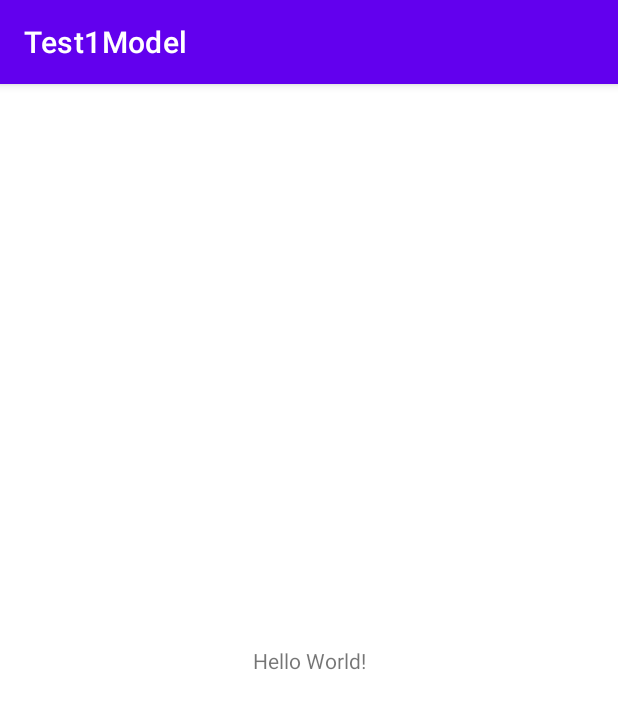
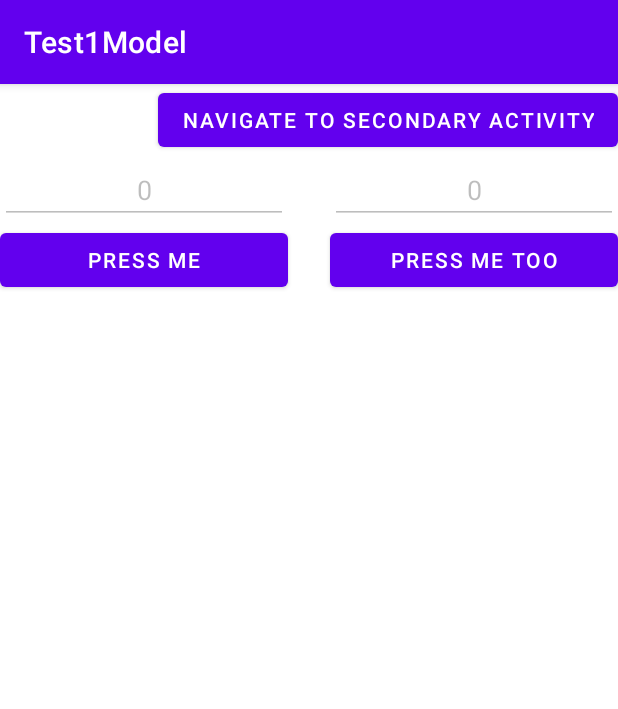
Before and after one commit to gabicocu/Test1Model, an Android app: the screen it shows after launch (MainActivity before the commit, Test1ModelMainActivity after it), on a phone screen of 412 x 824 dp. Shown: the top 709 px of the screen. Run offline under Robolectric (Android 15) with nearby library versions, the phone set to English and light mode, and no system bars.

Commit message:
added full implementation

```diff
--- /dev/null
+++ b/Test1Model/app/src/main/java/ro/pub/cs/systems/eim/test1model/Constants.java
@@ -0,0 +1,27 @@
+package ro.pub.cs.systems.eim.test1model;
+
+public interface Constants {
+
+    final public static String LEFT_COUNT = "leftCount";
+    final public static String RIGHT_COUNT = "rightCount";
+
+    final public static String NUMBER_OF_CLICKS = "numberOfClicks";
+    final public static int SECONDARY_ACTIVITY_REQUEST_CODE = 1;
+
+    final public static String FIRST_NUMBER = "firstNumber";
+    final public static String SECOND_NUMBER = "secondNumber";
+
+    final public static String[] actionTypes = {
+            "ro.pub.cs.systems.eim.test1model.arithmeticmean",
+            "ro.pub.cs.systems.eim.test1model.geometricmean"
+    };
+
+    final public static int NUMBER_OF_CLICKS_THRESHOLD = 5;
+    final public static int SERVICE_STOPPED = 0;
+    final public static int SERVICE_STARTED = 1;
+
+    final public static String PROCESSING_THREAD_TAG = "[Processing Thread]";
+
+    final public static String BROADCAST_RECEIVER_EXTRA = "message";
+    final public static String BROADCAST_RECEIVER_TAG = "[Message]";
+}
--- a/Test1Model/app/src/main/java/ro/pub/cs/systems/eim/test1model/MainActivity.java
+++ /dev/null
@@ -1,14 +0,0 @@
-package ro.pub.cs.systems.eim.test1model;
-
-import androidx.appcompat.app.AppCompatActivity;
-
-import android.os.Bundle;
-
-public class MainActivity extends AppCompatActivity {
-
-    @Override
-    protected void onCreate(Bundle savedInstanceState) {
-        super.onCreate(savedInstanceState);
-        setContentView(R.layout.activity_main);
-    }
-}
--- /dev/null
+++ b/Test1Model/app/src/main/java/ro/pub/cs/systems/eim/test1model/Test1ModelMainActivity.java
@@ -0,0 +1,166 @@
+package ro.pub.cs.systems.eim.test1model;
+
+import androidx.appcompat.app.AppCompatActivity;
+
+import android.content.BroadcastReceiver;
+import android.content.Context;
+import android.content.Intent;
+import android.content.IntentFilter;
+import android.os.Bundle;
+import android.util.Log;
+import android.view.View;
+import android.widget.Button;
+import android.widget.EditText;
+import android.widget.Toast;
+
+public class Test1ModelMainActivity extends AppCompatActivity {
+
+    private EditText leftEditText;
+    private EditText rightEditText;
+    private Button pressMeButton, pressMeTooButton;
+    private Button navigateToSecondaryActivityButton;
+
+    private int serviceStatus = Constants.SERVICE_STOPPED;
+
+    private IntentFilter intentFilter = new IntentFilter();
+
+    private MessageBroadcastReceiver messageBroadcastReceiver = new MessageBroadcastReceiver();
+    private class MessageBroadcastReceiver extends BroadcastReceiver {
+        @Override
+        public void onReceive(Context context, Intent intent) {
+            Log.d(Constants.BROADCAST_RECEIVER_TAG, intent.getStringExtra(Constants.BROADCAST_RECEIVER_EXTRA));
+
+
+            Toast t = Toast.makeText(getApplicationContext(),
+                    "Toast message " + intent.getStringExtra(Constants.BROADCAST_RECEIVER_EXTRA),
+                    Toast.LENGTH_LONG);
+            t.show();
+
+        }
+    }
+
+    @Override
+    protected void onCreate(Bundle savedInstanceState) {
+        super.onCreate(savedInstanceState);
+        setContentView(R.layout.activity_model_test1_main);
+
+        leftEditText = (EditText) findViewById(R.id.left_edit_text);
+        rightEditText = (EditText) findViewById(R.id.right_edit_text);
+
+        pressMeButton = (Button) findViewById(R.id.press_me_button);
+        pressMeTooButton = (Button) findViewById(R.id.press_me_too_button);
+
+        navigateToSecondaryActivityButton = (Button) findViewById(R.id.navigate_to_secondary_activity_button);
+
+        leftEditText.setText(String.valueOf(0));
+        rightEditText.setText(String.valueOf(0));
+
+        pressMeButton.setOnClickListener(new View.OnClickListener() {
+            @Override
+            public void onClick(View view) {
+                int leftNumberOfClicks = Integer.valueOf(leftEditText.getText().toString());
+                int rightNumberOfClicks = Integer.valueOf(rightEditText.getText().toString());
+                leftNumberOfClicks++;
+                leftEditText.setText(String.valueOf(leftNumberOfClicks));
+
+                // service start activation
+                if (leftNumberOfClicks + rightNumberOfClicks > Constants.NUMBER_OF_CLICKS_THRESHOLD
+                        && serviceStatus == Constants.SERVICE_STOPPED) {
+                    Intent intent = new Intent(getApplicationContext(), Test1ModelService.class);
+                    intent.putExtra(Constants.FIRST_NUMBER, leftNumberOfClicks);
+                    intent.putExtra(Constants.SECOND_NUMBER, rightNumberOfClicks);
+                    getApplicationContext().startService(intent);
+                    serviceStatus = Constants.SERVICE_STARTED;
+                }
+
+            }
+        });
+
+        pressMeTooButton.setOnClickListener(new View.OnClickListener() {
+            @Override
+            public void onClick(View view) {
+                int rightNumberOfClicks = Integer.valueOf(rightEditText.getText().toString());
+                int leftNumberOfClicks = Integer.valueOf(leftEditText.getText().toString());
+                rightNumberOfClicks++;
+                rightEditText.setText(String.valueOf(rightNumberOfClicks));
+
+                // service start activation
+                if (leftNumberOfClicks + rightNumberOfClicks > Constants.NUMBER_OF_CLICKS_THRESHOLD
+                        && serviceStatus == Constants.SERVICE_STOPPED) {
+                    Intent intent = new Intent(getApplicationContext(), Test1ModelService.class);
+                    intent.putExtra(Constants.FIRST_NUMBER, leftNumberOfClicks);
+                    intent.putExtra(Constants.SECOND_NUMBER, rightNumberOfClicks);
+                    getApplicationContext().startService(intent);
+                    serviceStatus = Constants.SERVICE_STARTED;
+                }
+            }
+        });
+
+        navigateToSecondaryActivityButton.setOnClickListener(new View.OnClickListener() {
+            @Override
+            public void onClick(View view) {
+                Intent intent = new Intent(getApplicationContext(), Test1ModelSecondActivity.class);
+                int numberOfClicks = Integer.parseInt(leftEditText.getText().toString()) +
+                        Integer.parseInt(rightEditText.getText().toString());
+                intent.putExtra(Constants.NUMBER_OF_CLICKS, numberOfClicks);
+                startActivityForResult(intent, Constants.SECONDARY_ACTIVITY_REQUEST_CODE);
+            }
+        });
+
+
+        for (int index = 0; index < Constants.actionTypes.length; index++) {
+            intentFilter.addAction(Constants.actionTypes[index]);
+        }
+
+    }
+
+    @Override
+    protected void onResume() {
+        super.onResume();
+        registerReceiver(messageBroadcastReceiver, intentFilter);
+    }
+
+    @Override
+    protected void onPause() {
+        unregisterReceiver(messageBroadcastReceiver);
+        super.onPause();
+    }
+
+    @Override
+    protected void onDestroy() {
+        Intent intent = new Intent(this, Test1ModelService.class);
+        stopService(intent);
+        super.onDestroy();
+    }
+
+
+    @Override
+    public void onSaveInstanceState(Bundle savedInstanceState) {
+
+        super.onSaveInstanceState(savedInstanceState);
+        savedInstanceState.putString(Constants.LEFT_COUNT, leftEditText.getText().toString());
+        savedInstanceState.putString(Constants.RIGHT_COUNT, rightEditText.getText().toString());
+    }
+
+    @Override
+    public void onRestoreInstanceState(Bundle savedInstanceState) {
+        if (savedInstanceState.containsKey(Constants.LEFT_COUNT)) {
+            leftEditText.setText(savedInstanceState.getString(Constants.LEFT_COUNT));
+        } else {
+            leftEditText.setText(String.valueOf(0));
+        }
+        if (savedInstanceState.containsKey(Constants.RIGHT_COUNT)) {
+            rightEditText.setText(savedInstanceState.getString(Constants.RIGHT_COUNT));
+        } else {
+            rightEditText.setText(String.valueOf(0));
+        }
+    }
+
+    @Override
+    public void onActivityResult(int requestCode, int resultCode, Intent intent) {
+        super.onActivityResult(requestCode, resultCode, intent);
+        if (requestCode == Constants.SECONDARY_ACTIVITY_REQUEST_CODE) {
+            Toast.makeText(this, "The activity returned with result " + resultCode, Toast.LENGTH_LONG).show();
+        }
+    }
+}
--- a/Test1Model/app/src/main/res/layout/activity_main.xml
+++ /dev/null
@@ -1,18 +0,0 @@
-<?xml version="1.0" encoding="utf-8"?>
-<androidx.constraintlayout.widget.ConstraintLayout xmlns:android="http://schemas.android.com/apk/res/android"
-    xmlns:app="http://schemas.android.com/apk/res-auto"
-    xmlns:tools="http://schemas.android.com/tools"
-    android:layout_width="match_parent"
-    android:layout_height="match_parent"
-    tools:context=".MainActivity">
-
-    <TextView
-        android:layout_width="wrap_content"
-        android:layout_height="wrap_content"
-        android:text="Hello World!"
-        app:layout_constraintBottom_toBottomOf="parent"
-        app:layout_constraintLeft_toLeftOf="parent"
-        app:layout_constraintRight_toRightOf="parent"
-        app:layout_constraintTop_toTopOf="parent" />
-
-</androidx.constraintlayout.widget.ConstraintLayout>
--- /dev/null
+++ b/Test1Model/app/src/main/res/layout/activity_model_test1_main.xml
@@ -0,0 +1,67 @@
+<?xml version="1.0" encoding="utf-8"?>
+<RelativeLayout xmlns:app="http://schemas.android.com/apk/res-auto"
+    xmlns:tools="http://schemas.android.com/tools"
+    xmlns:android="http://schemas.android.com/apk/res/android"
+    android:layout_width="match_parent"
+    android:layout_height="match_parent"
+    tools:context="ro.pub.cs.systems.eim.test1model.Test1ModelMainActivity">
+
+    <Button
+        android:id="@+id/navigate_to_secondary_activity_button"
+        android:layout_width="wrap_content"
+        android:layout_height="wrap_content"
+        android:layout_alignParentRight="true"
+        android:layout_alignParentTop="true"
+        android:text="@string/navigate_to_secondary_activity" />
+
+    <EditText
+        android:id="@+id/left_edit_text"
+        android:layout_width="wrap_content"
+        android:layout_height="wrap_content"
+        android:saveEnabled="false"
+        android:enabled="false"
+        android:inputType="number"
+        android:ems="9"
+        android:layout_alignParentLeft="true"
+        android:layout_below="@id/navigate_to_secondary_activity_button"
+        android:gravity="center"
+        />
+
+    <EditText
+        android:id="@+id/right_edit_text"
+        android:layout_width="wrap_content"
+        android:layout_height="wrap_content"
+        android:saveEnabled="false"
+        android:enabled="false"
+        android:inputType="number"
+        android:ems="9"
+        android:layout_alignParentRight="true"
+        android:layout_below="@id/navigate_to_secondary_activity_button"
+        android:gravity="center"
+        />
+
+    <Button
+        android:id="@+id/press_me_button"
+        android:layout_width="wrap_content"
+        android:layout_height="wrap_content"
+        android:layout_below="@id/left_edit_text"
+        android:layout_alignLeft="@id/left_edit_text"
+        android:layout_alignStart="@id/left_edit_text"
+        android:layout_alignRight="@id/left_edit_text"
+        android:layout_alignEnd="@id/left_edit_text"
+        android:text="@string/press_me"/>
+
+    <Button
+        android:id="@+id/press_me_too_button"
+        android:layout_width="wrap_content"
+        android:layout_height="wrap_content"
+        android:layout_below="@id/right_edit_text"
+        android:layout_alignStart = "@id/right_edit_text"
+        android:layout_alignEnd="@id/right_edit_text"
+        android:text="@string/press_me_too"/>
+
+
+
+
+
+</RelativeLayout>
--- a/Test1Model/app/src/main/res/values/strings.xml
+++ b/Test1Model/app/src/main/res/values/strings.xml
@@ -1,3 +1,8 @@
 <resources>
     <string name="app_name">Test1Model</string>
+    <string name="navigate_to_secondary_activity">Navigate To Secondary Activity</string>
+    <string name="press_me">Press Me</string>
+    <string name="press_me_too">Press Me Too</string>
+    <string name="ok">Ok</string>
+    <string name="cancel">Cancel</string>
 </resources>
```
Also changed, not shown: Test1Model/app/src/main/AndroidManifest.xml (+14 -1 lines), Test1Model/app/src/main/java/ro/pub/cs/systems/eim/test1model/ProcessingThread.java (added, +57 -0 lines), Test1Model/app/src/main/java/ro/pub/cs/systems/eim/test1model/Test1ModelSecondActivity.java (added, +45 -0 lines), Test1Model/app/src/main/java/ro/pub/cs/systems/eim/test1model/Test1ModelService.java (added, +28 -0 lines), Test1Model/app/src/main/res/layout/activity_model_test1_second.xml (added, +33 -0 lines).
